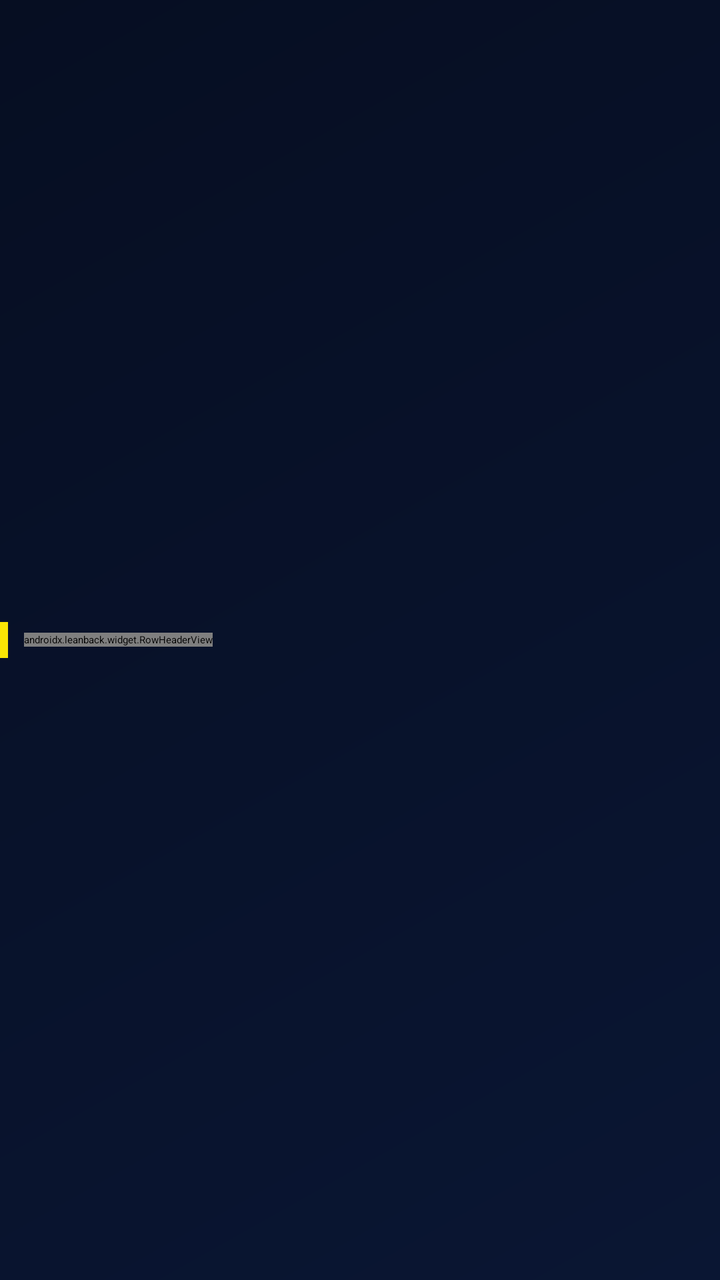
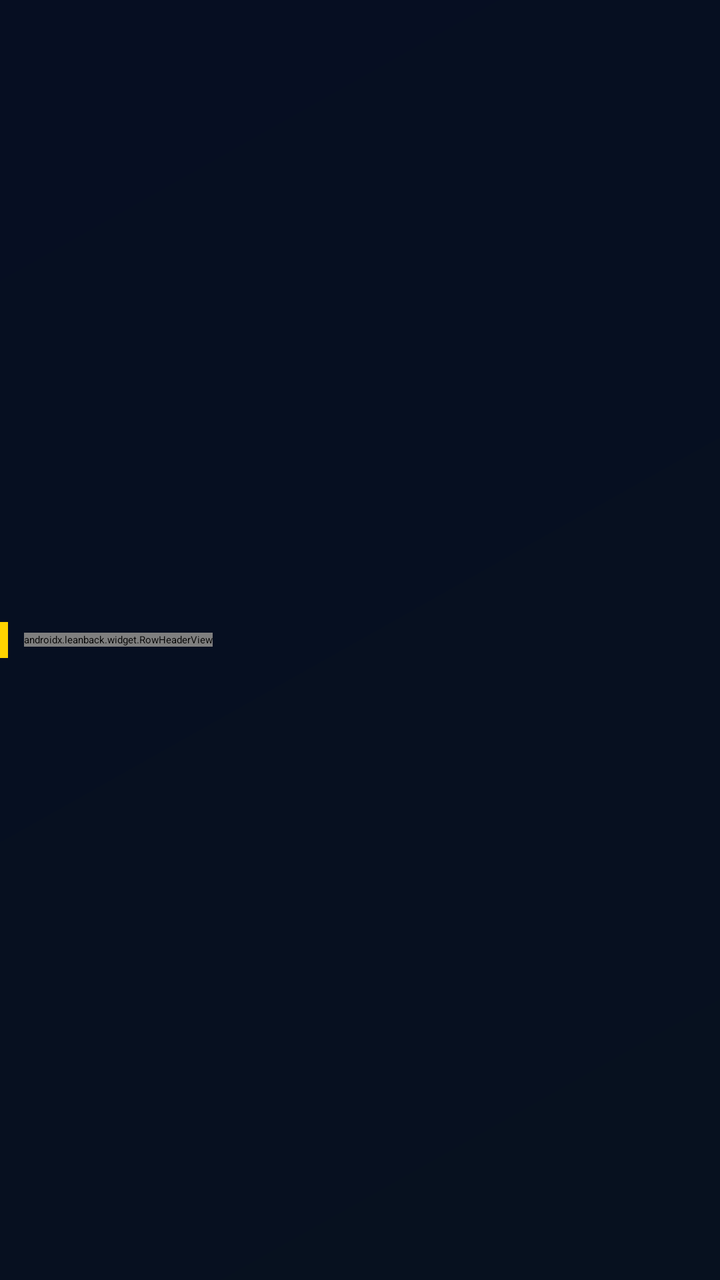

Before-and-after screenshots of an Android layout around one commit, followed by the original layout XML and the change that was made.
<!-- AndroidManifest.xml: application theme Theme.MissaTv -->
<!-- res/layout/lb_header.xml -->
<?xml version="1.0" encoding="utf-8"?>
<LinearLayout
    xmlns:android="http://schemas.android.com/apk/res/android"
    android:layout_width="wrap_content"
    android:layout_height="wrap_content"
    android:gravity="center_vertical"
    android:focusable="true"
    android:focusableInTouchMode="true">

    <View
        android:layout_width="4dp"
        android:layout_height="18dp"
        android:background="@color/missa_yellow"
        android:importantForAccessibility="no" />

    <androidx.leanback.widget.RowHeaderView
        android:id="@+id/row_header"
        android:layout_width="wrap_content"
        android:layout_height="wrap_content"
        android:layout_marginStart="8dp"
        style="?headerStyle" />

</LinearLayout>
<!-- resources referenced by this layout -->
<resources>
  <color name="missa_yellow">#FAE504</color>
  <style name="Theme.MissaTv" parent="@style/Theme.Leanback">
          <item name="android:windowBackground">@drawable/bg_missa_night</item>
          <item name="android:colorPrimary">@color/missa_yellow</item>
          <item name="android:colorAccent">@color/missa_yellow</item>
          <item name="defaultBrandColor">@color/missa_blue</item>
          <item name="android:textColorPrimary">@color/text_primary</item>
          <item name="android:textColorSecondary">@color/text_secondary</item>
      </style>
  <!-- drawable bg_missa_night (drawable) -->
  <?xml version="1.0" encoding="utf-8"?>
  <shape xmlns:android="http://schemas.android.com/apk/res/android" android:shape="rectangle">
      <gradient
          android:angle="135"
          android:startColor="@color/missa_navy"
          android:endColor="@color/missa_navy_deep"
          android:type="linear" />
  </shape>
  <color name="missa_blue">#0142AB</color>
  <color name="text_primary">#FFFFFF</color>
  <color name="text_secondary">#B8C4E0</color>
  <color name="missa_navy">#0A1633</color>
  <color name="missa_navy_deep">#060E22</color>
</resources>

<!-- the commit's change to res/layout/lb_header.xml (unified diff, before → after) -->
@@ -13,6 +13,16 @@
         android:background="@color/missa_yellow"
         android:importantForAccessibility="no" />
 
+    
+    <ImageView
+        android:id="@+id/row_header_icon"
+        android:layout_width="20dp"
+        android:layout_height="20dp"
+        android:layout_marginStart="6dp"
+        android:scaleType="fitCenter"
+        android:visibility="gone"
+        android:importantForAccessibility="no" />
+
     <androidx.leanback.widget.RowHeaderView
         android:id="@+id/row_header"
         android:layout_width="wrap_content"
<!-- resource entries referenced after the edit -->
@@ -1,6 +1,6 @@
 <!-- resources referenced by this layout -->
 <resources>
-  <color name="missa_yellow">#FAE504</color>
+  <color name="missa_yellow">#FFD400</color>
   <style name="Theme.MissaTv" parent="@style/Theme.Leanback">
           <item name="android:windowBackground">@drawable/bg_missa_night</item>
           <item name="android:colorPrimary">@color/missa_yellow</item>
@@ -8,6 +8,9 @@
           <item name="defaultBrandColor">@color/missa_blue</item>
           <item name="android:textColorPrimary">@color/text_primary</item>
           <item name="android:textColorSecondary">@color/text_secondary</item>
+          
+          <item name="android:statusBarColor">@color/missa_navy_deep</item>
+          <item name="android:navigationBarColor">@color/missa_navy_deep</item>
       </style>
   <!-- drawable bg_missa_night (drawable) -->
   <?xml version="1.0" encoding="utf-8"?>
@@ -18,10 +21,10 @@
           android:endColor="@color/missa_navy_deep"
           android:type="linear" />
   </shape>
-  <color name="missa_blue">#0142AB</color>
+  <color name="missa_blue">#2787F5</color>
   <color name="text_primary">#FFFFFF</color>
-  <color name="text_secondary">#B8C4E0</color>
-  <color name="missa_navy">#0A1633</color>
+  <color name="text_secondary">#B8C5D6</color>
+  <color name="missa_navy">#07111F</color>
   <color name="missa_navy_deep">#060E22</color>
 </resources>
 
